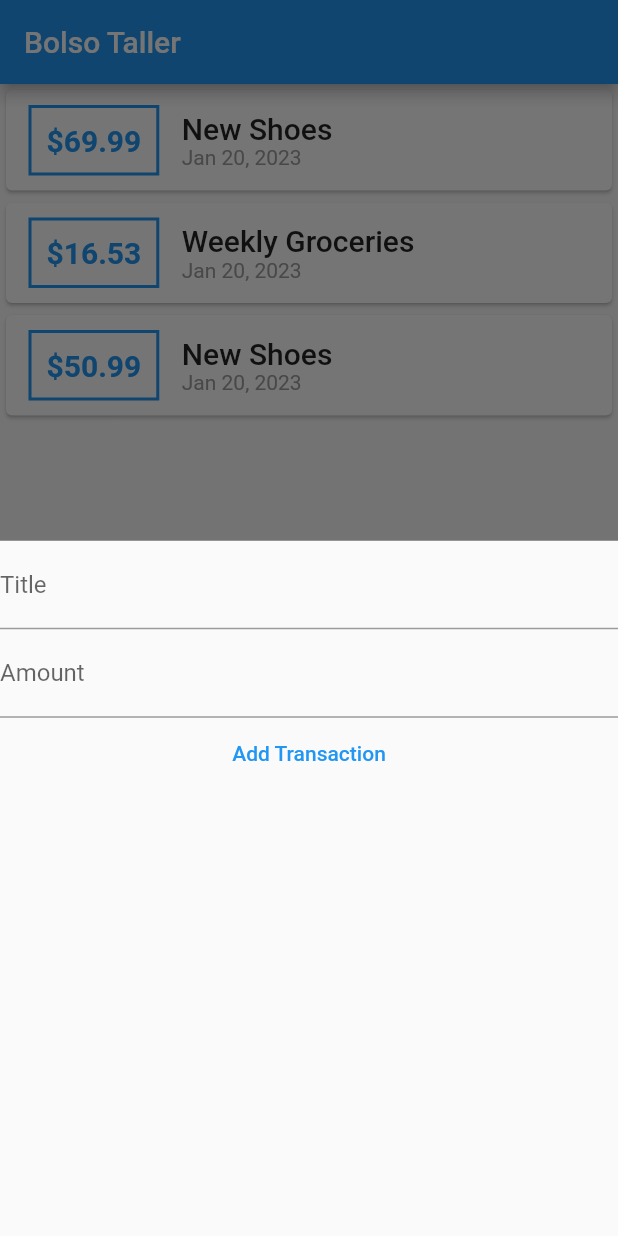
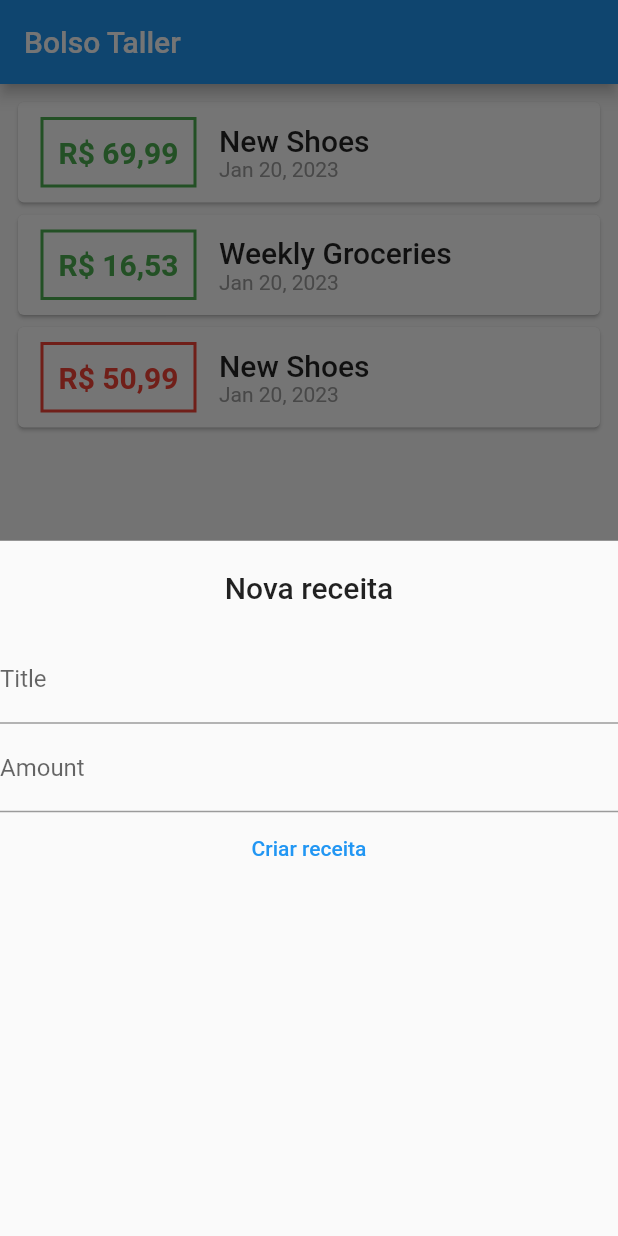
Before and after one commit to this-is-allan/bolso_flutter, a Flutter app: the screen it shows after launch, after a tap on the "add" icon, on a phone screen of 412 x 824 dp. Run offline on Flutter 3.47's test engine with Material 2 defaults, Android fonts, the phone set to English and light mode, and no system bars; our stand-ins replace currency_text_input_formatter.

Commit message:
refactor: general improvements

```diff
--- a/lib/models/transaction.dart
+++ b/lib/models/transaction.dart
@@ -1,19 +1,17 @@
+enum TransactionType { income, outcome }
+
 class TransactionModel {
   late final int id;
   late final String title;
   late final double amount;
   late final DateTime date;
+  late final TransactionType transactionType;
 
   TransactionModel({
     required this.id,
     required this.title,
     required this.amount,
     required this.date,
+    required this.transactionType,
   });
 }
-
-//   //We added some functionality to our model
-//   // getSum() {
-//   //   return number1 + number2;
-//   // }
-// }
--- a/lib/screens/dashboard_screen.dart
+++ b/lib/screens/dashboard_screen.dart
@@ -1,9 +1,3 @@
-// Create a dashboard finance screen
-// This screen will be the main screen of the app
-// It will contain a list of all the transactions
-// It will also contain a chart of the last 7 days of transactions
-// It will also contain a button to add a new transaction
-
 import 'dart:developer';
 
 import 'package:bolso_taller/widgets/transaction_form.dart';
@@ -11,10 +5,6 @@ import 'package:flutter/material.dart';
 
 import '../models/transaction.dart';
 import '../widgets/transaction_list.dart';
-// import 'package:bolso_taller/models/transaction.dart';
-// import 'package:bolso_taller/widgets/chart.dart';
-// import 'package:bolso_taller/widgets/new_transaction.dart';
-// import 'package:bolso_taller/widgets/transaction_list.dart';
 
 class DashboardScreen extends StatefulWidget {
   const DashboardScreen({Key? key}) : super(key: key);
@@ -30,42 +20,49 @@ class _DashboardScreenState extends State<DashboardScreen> {
       title: 'New Shoes',
       amount: 69.99,
       date: DateTime.now(),
+      transactionType: TransactionType.income,
     ),
     TransactionModel(
       id: 2,
       title: 'Weekly Groceries',
       amount: 16.53,
       date: DateTime.now(),
+      transactionType: TransactionType.income,
     ),
     TransactionModel(
       id: 3,
       title: 'New Shoes',
       amount: 50.99,
       date: DateTime.now(),
+      transactionType: TransactionType.outcome,
     ),
   ];
 
-  void _addNewTransaction(String txTitle, double txAmount) {
-    inspect(txTitle);
-    inspect(txAmount);
-
+  void _addNewTransaction(
+      String txTitle, double txAmount, TransactionType transactionType) {
     final newTx = TransactionModel(
       id: DateTime.now().millisecondsSinceEpoch,
       title: txTitle,
       amount: txAmount,
       date: DateTime.now(),
+      transactionType: transactionType,
     );
 
     setState(() {
       transactions.add(newTx);
     });
+
+    log('New transaction added');
   }
 
-  void _startAddNewTransaction(BuildContext ctx) {
+  void _startAddNewTransaction(
+      BuildContext ctx, TransactionType transactionType) {
     showModalBottomSheet(
       context: ctx,
       builder: (_) {
-        return TransactionForm(addTransaction: _addNewTransaction);
+        return TransactionForm(
+            addTransaction: _addNewTransaction,
+            transactionType: transactionType);
       },
     );
   }
@@ -76,21 +73,32 @@ class _DashboardScreenState extends State<DashboardScreen> {
       appBar: AppBar(
         title: const Text('Bolso Taller'),
       ),
-      body: SingleChildScrollView(
-        child: Column(
-          // mainAxisAlignment: MainAxisAlignment.spaceAround,
-          crossAxisAlignment: CrossAxisAlignment.stretch,
-          children: [
-            // Chart(),
-            TransactionList(transactions: transactions),
-          ],
-        ),
+      body: Column(
+        children: [
+          // Chart(),
+          Expanded(
+            child: TransactionList(transactions: transactions),
+          ),
+        ],
       ),
       floatingActionButtonLocation: FloatingActionButtonLocation.centerFloat,
-      floatingActionButton: FloatingActionButton(
-        onPressed: () => _startAddNewTransaction(context),
-        // onPressed: () {},
-        child: const Icon(Icons.add),
+      floatingActionButton: Row(
+        mainAxisAlignment: MainAxisAlignment.center,
+        children: [
+          FloatingActionButton(
+            onPressed: () =>
+                _startAddNewTransaction(context, TransactionType.income),
+            backgroundColor: Colors.green,
+            child: const Icon(Icons.add),
+          ),
+          const SizedBox(width: 10),
+          FloatingActionButton(
+            onPressed: () =>
+                _startAddNewTransaction(context, TransactionType.outcome),
+            backgroundColor: Colors.red,
+            child: const Icon(Icons.remove),
+          ),
+        ],
       ),
     );
   }
--- a/lib/widgets/transaction_form.dart
+++ b/lib/widgets/transaction_form.dart
@@ -1,38 +1,69 @@
 import 'dart:developer';
 
+import 'package:currency_text_input_formatter/currency_text_input_formatter.dart';
 import 'package:flutter/material.dart';
-import 'package:intl/intl.dart';
+import 'package:flutter/services.dart';
+
+import '../models/transaction.dart';
+
+final titleController = TextEditingController();
+final amountController = TextEditingController();
+
+final CurrencyTextInputFormatter currencyFormatter = CurrencyTextInputFormatter(
+  locale: 'pt_BR',
+  decimalDigits: 2,
+  symbol: 'R\$',
+);
 
 class TransactionForm extends StatelessWidget {
   final Function addTransaction;
+  final TransactionType transactionType;
 
-  const TransactionForm({super.key, required this.addTransaction});
+  const TransactionForm({
+    super.key,
+    required this.addTransaction,
+    required this.transactionType,
+  });
 
   @override
   Widget build(BuildContext context) {
-    final titleController = TextEditingController();
-    final amountController = TextEditingController();
-
-    return Container(
+    return SizedBox.expand(
       child: Column(
         children: [
+          Padding(
+            padding: const EdgeInsets.symmetric(vertical: 20),
+            child: Text(
+                transactionType == TransactionType.income
+                    ? 'Nova receita'
+                    : 'Nova despesa',
+                style: Theme.of(context).textTheme.headline6),
+          ),
           TextField(
             controller: titleController,
             decoration: const InputDecoration(labelText: 'Title'),
           ),
-          TextField(
+          TextFormField(
             controller: amountController,
             decoration: const InputDecoration(labelText: 'Amount'),
+            inputFormatters: <TextInputFormatter>[currencyFormatter],
+            keyboardType: TextInputType.number,
           ),
           TextButton(
             onPressed: () {
-              log('Add Transaction');
+              log('Criar $transactionType');
               final title = titleController.text;
-              final amount = double.parse(amountController.text);
+              final amount = currencyFormatter.getUnformattedValue();
 
-              addTransaction(title, amount);
+              addTransaction(title, amount, transactionType);
+
+              Navigator.of(context).pop();
+
+              titleController.clear();
+              amountController.clear();
             },
-            child: const Text('Add Transaction'),
+            child: Text(transactionType == TransactionType.income
+                ? 'Criar receita'
+                : 'Criar despesa'),
           ),
         ],
       ),
--- a/lib/widgets/transaction_list.dart
+++ b/lib/widgets/transaction_list.dart
@@ -8,12 +8,26 @@ class TransactionList extends StatelessWidget {
 
   const TransactionList({super.key, required this.transactions});
 
+  Color getTypeColor(TransactionType transactionType) {
+    if (transactionType == TransactionType.income) {
+      return Colors.green;
+    }
+
+    return Colors.red;
+  }
+
   @override
   Widget build(BuildContext context) {
-    return Container(
-      height: 300,
-      child: ListView.builder(
+    return ListView.builder(
+      padding: const EdgeInsets.all(8),
+      itemCount: transactions.length,
       itemBuilder: (context, index) {
+        final amountFormatted = NumberFormat.currency(
+          locale: 'pt_BR',
+          symbol: 'R\$',
+          decimalDigits: 2,
+        ).format(transactions[index].amount);
+
         return Card(
           child: Row(
             children: [
@@ -24,17 +38,17 @@ class TransactionList extends StatelessWidget {
                 ),
                 decoration: BoxDecoration(
                   border: Border.all(
-                      color: Theme.of(context).primaryColor,
+                    color: getTypeColor(transactions[index].transactionType),
                     width: 2,
                   ),
                 ),
                 padding: const EdgeInsets.all(10),
                 child: Text(
-                    '\$${transactions[index].amount}',
+                  amountFormatted,
                   style: TextStyle(
                     fontWeight: FontWeight.bold,
                     fontSize: 20,
-                      color: Theme.of(context).primaryColor,
+                    color: getTypeColor(transactions[index].transactionType),
                   ),
                 ),
               ),
@@ -57,8 +71,6 @@ class TransactionList extends StatelessWidget {
           ),
         );
       },
-        itemCount: transactions.length,
-      ),
     );
   }
 }
```
Also changed, not shown: pubspec.yaml (+7 -4 lines), pubspec.lock. Lines whose indentation alone changed are shown as unchanged.
